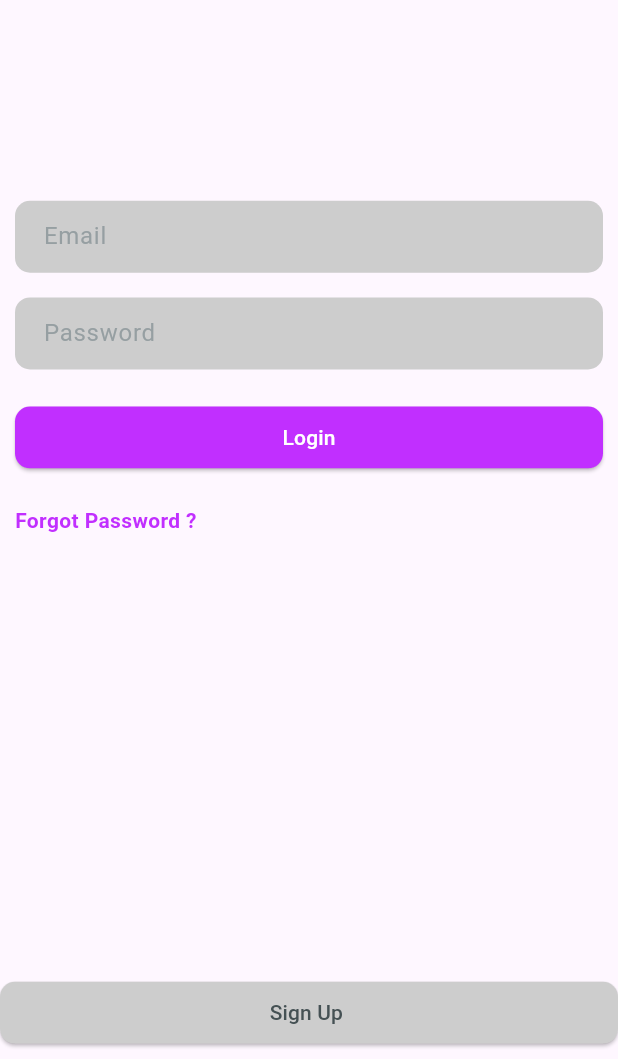
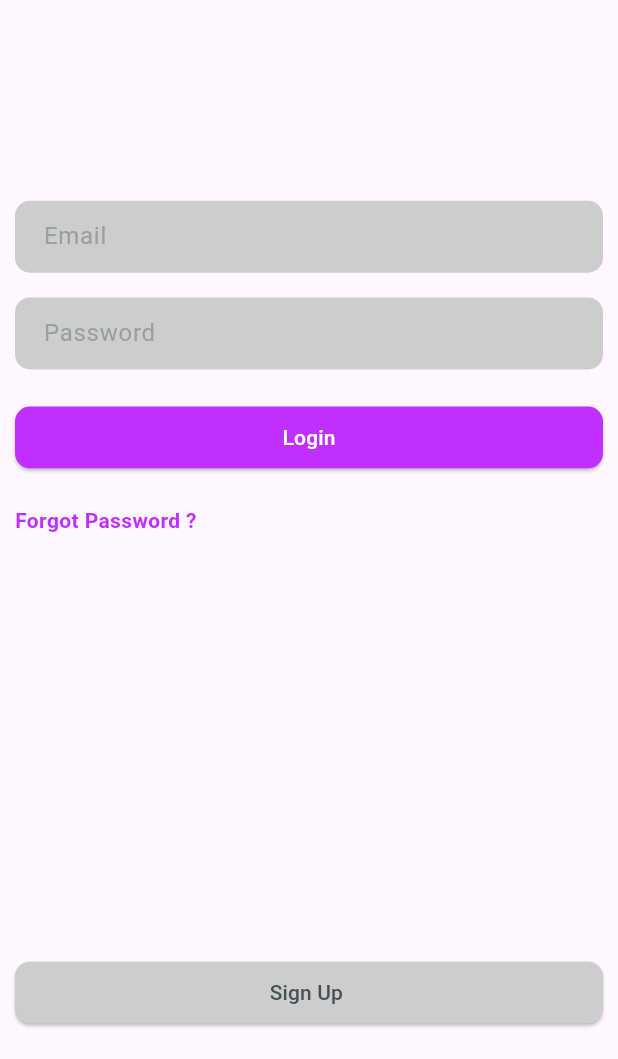
Before and after one commit to lypsisrudiansyah/flutter_lypsisbook, a Flutter app: the LoginView screen opened directly, on a phone screen of 412 x 824 dp, the part 177-1236 px from its top. Run offline on Flutter 3.47's test engine with Material 2 defaults, Android fonts, the phone set to English and light mode, and no system bars; our stand-ins replace carousel_slider, flutter_animate, flutter_rating_bar, google_fonts, material_design_icons_flutter; network calls fail.

Commit message:
🔧 fix(main.dart): uncomment home property and set it to SplashView to enable the splash screen 🔧 fix(intro_view.dart): adjust the height of the SizedBox to 80% of the device height for better UI layout 🔧 fix(login_view.dart): decrease the flex value of the first Expanded widget to 10 for better UI layout ✨ feat(login_view.dart): add padding to the LypsisButtonFW widget for better spacing and alignment

```diff
--- a/lib/main.dart
+++ b/lib/main.dart
@@ -18,12 +18,12 @@ class MyApp extends StatelessWidget {
       navigatorKey: Get.navigatorKey,
       theme: MainTheme.getTheme(),
       debugShowCheckedModeBanner: false,
-      // home: const SplashView(),
+      home: const SplashView(),
       // home: const LoginView(),
       // home: const MainNavigationView(),
       // home: ProductDetailView(item: itemProduct),
       // home: const RegisterView(),
-      home: const CartView(),
+      // home: const CartView(),
       // home: const CheckoutView(),
     );
   }
--- a/lib/module/intro/view/intro_view.dart
+++ b/lib/module/intro/view/intro_view.dart
@@ -48,7 +48,7 @@ class IntroView extends StatefulWidget {
 
                   return SizedBox(
                     // color: Colors.red,
-                    height: MediaQuery.of(context).size.height * 0.9,
+                    height: MediaQuery.of(context).size.height * 0.8,
                     child: Column(
                       children: [
                         Expanded(
@@ -127,7 +127,7 @@ class IntroView extends StatefulWidget {
                     ),
                   );
                 }),
-                SizedBox(height: MediaQuery.of(context).size.height * 0.02),
+                SizedBox(height: MediaQuery.of(context).size.height * 0.07),
                 LypsisButtonFW(
                   text: "Next",
                   // controller.carouselController
--- a/lib/module/login/view/login_view.dart
+++ b/lib/module/login/view/login_view.dart
@@ -16,7 +16,7 @@ class LoginView extends StatefulWidget {
           crossAxisAlignment: CrossAxisAlignment.start,
           children: [
             Expanded(
-              flex: 15,
+              flex: 10,
               child: SingleChildScrollView(
                 child: Container(
                   padding: const EdgeInsets.all(10.0),
@@ -94,6 +94,8 @@ class LoginView extends StatefulWidget {
             ),
             Flexible(
               flex: 1,
+              child: Padding(
+                padding: const EdgeInsets.all(10.0),
                 child: LypsisButtonFW(
                   text: "Sign Up ",
                   color: disabledColor,
@@ -101,6 +103,7 @@ class LoginView extends StatefulWidget {
                     Navigator.push(context, MaterialPageRoute(builder: (context) => const RegisterView()));
                   },
                   textColor: disabledTextColor,
+                ),
               ),
             )
           ],
```
Lines whose indentation alone changed are shown as unchanged.
